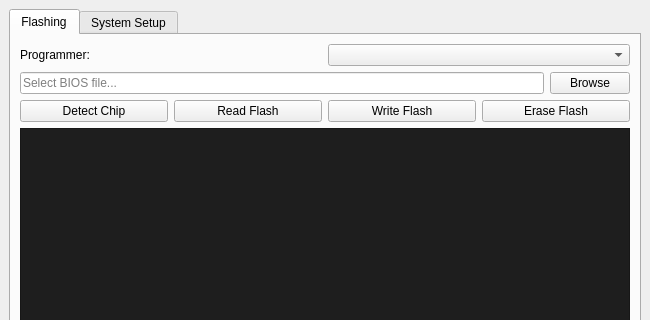
wming126/flash_helper, file mainwindow.ui: the form before one commit; both pictures show x 0 to 650 and y 0 to 320 of the 650 by 550 pixel window.
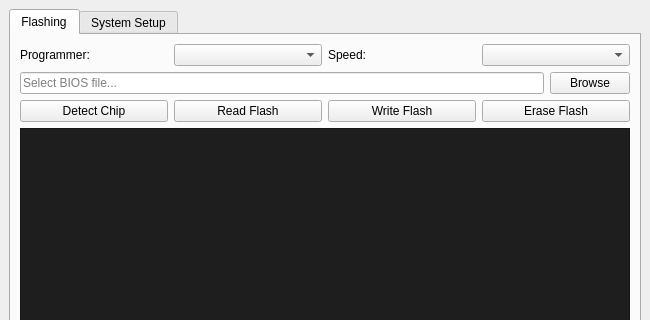
The form after the commit.

Commit message: feat: add SPI speed selection, Chinese translation, and log clear context menu

Diff of the .ui file:
```diff
--- a/mainwindow.ui
+++ b/mainwindow.ui
@@ -37,6 +37,16 @@
           <item>
            <widget class="QComboBox" name="comboProgrammer"/>
           </item>
+          <item>
+           <widget class="QLabel" name="label_3">
+            <property name="text">
+             <string>Speed:</string>
+            </property>
+           </widget>
+          </item>
+          <item>
+           <widget class="QComboBox" name="comboSpeed"/>
+          </item>
          </layout>
         </item>
         <item>
```
The commit also changes 6 other files.
